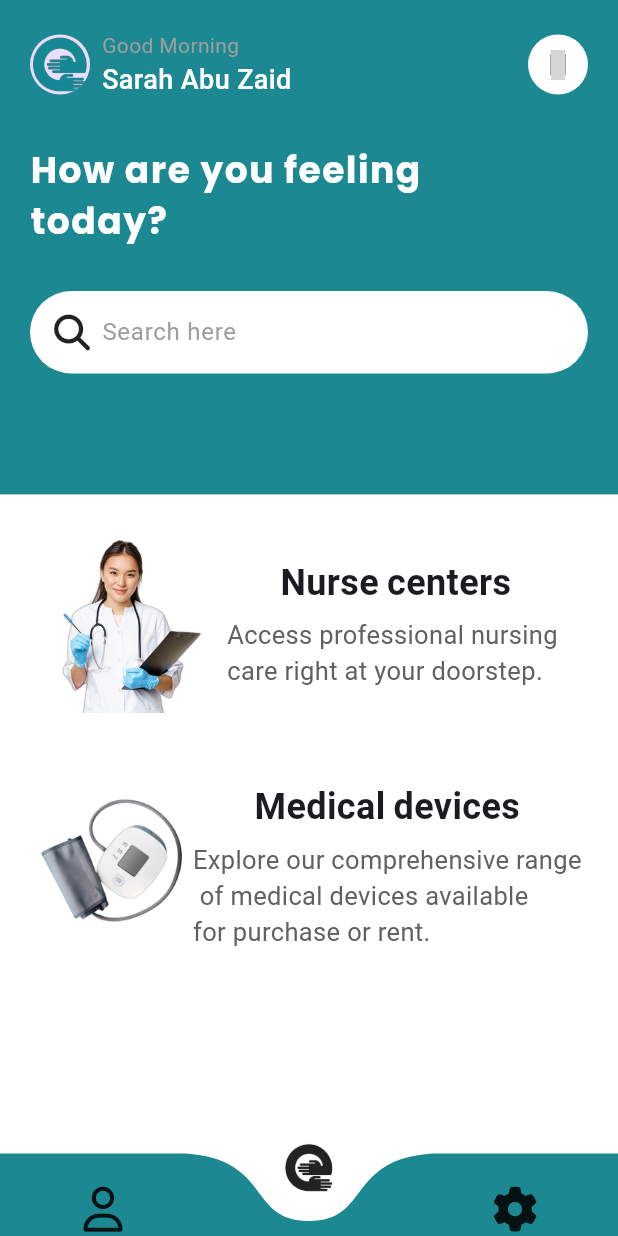
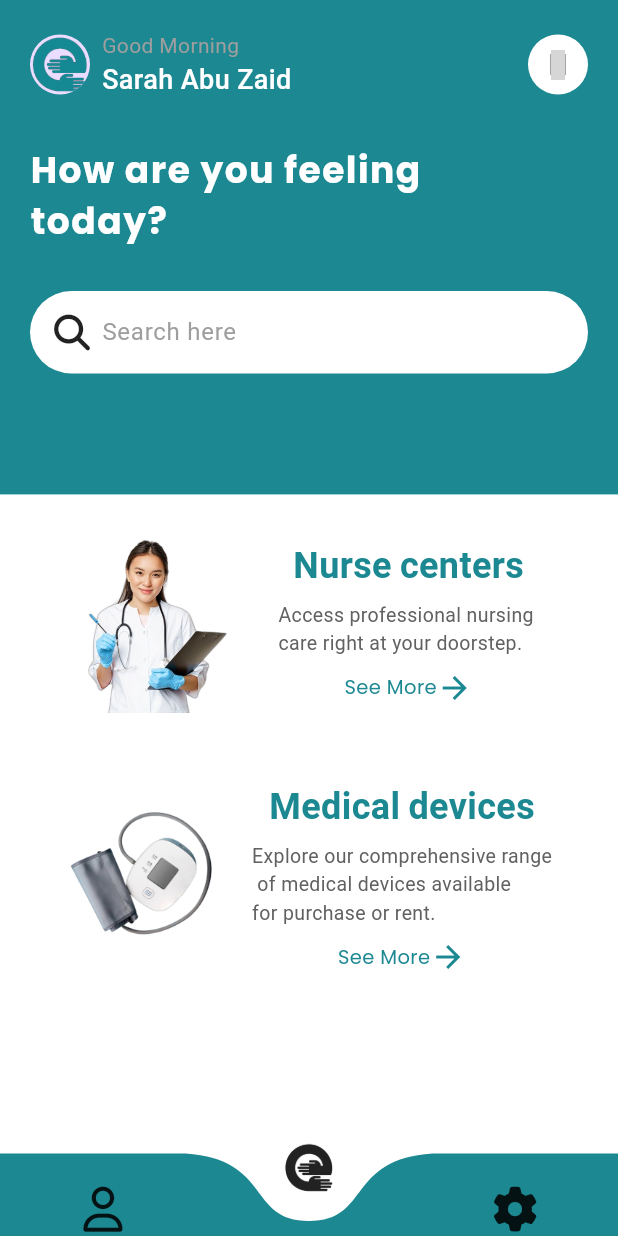
Before and after one commit to QutaibaQusai/heartful-care, a Flutter app: the Home screen opened directly, on a phone screen of 412 x 824 dp. Run offline on Flutter 3.47's test engine with Material 2 defaults, Android fonts, the light colour scheme and no system bars; drawn by our look-alikes of curved_navigation_bar; our stand-ins replace font_awesome_flutter, google_fonts, iconsax; grey boxes are pictures that could not be loaded.

Commit message:
makes changes on the home page

```diff
--- a/lib/Home.dart
+++ b/lib/Home.dart
@@ -1,10 +1,12 @@
 import 'package:curved_navigation_bar/curved_navigation_bar.dart';
 import 'package:flutter/material.dart';
-import 'package:flutter/cupertino.dart'; // Import for CupertinoIcons
+//import 'package:flutter/cupertino.dart'; // Import for CupertinoIcons
 import 'package:font_awesome_flutter/font_awesome_flutter.dart';
 import 'package:google_fonts/google_fonts.dart';
 import 'package:iconsax/iconsax.dart';
 import 'package:test/model/sections.dart';
+import 'package:test/sections/medical_devices.dart';
+import 'package:test/sections/nurse_centers.dart';
 
 class Home extends StatefulWidget {
   const Home({Key? key});
@@ -14,7 +16,6 @@ class Home extends StatefulWidget {
 }
 
 class _HomeState extends State<Home> {
-  @override
   final items = const [
     Icon(
       FontAwesomeIcons.user,
@@ -192,7 +193,7 @@ class _HomeState extends State<Home> {
       items: items,
       index: index,
       height: 55,
-      buttonBackgroundColor: Colors.transparent,
+      buttonBackgroundColor: const Color(0x00000000),
       backgroundColor: Colors.transparent,
       color: Color(0xFF1C8892),
       //0xFF1C8892
@@ -225,6 +226,7 @@ class _HomeState extends State<Home> {
                   Text(
                     sections.sectionName,
                     style: TextStyle(
+                        color: Color(0xFF1C8892),
                         fontSize: 24,
                         fontFamily: GoogleFonts.titilliumWeb().fontFamily,
                         height: 1.9,
@@ -232,9 +234,39 @@ class _HomeState extends State<Home> {
                   ),
                   Text(
                     sections.sectionDis,
-                    style: TextStyle(fontSize: 17, color: Colors.grey[700]),
+                    style: TextStyle(
+                      fontSize: 13,
+                      color: Colors.grey[700],
+                    ),
                   ),
-
+                  SizedBox(height: 8),
+                  GestureDetector(
+                    onTap: () {
+                      if (sections.sectionName == "Nurse centers") {
+                        Navigator.of(context).push(MaterialPageRoute(
+                            builder: (context) => NurseCenters()));
+                      } else if (sections.sectionName == "Medical devices") {
+                        Navigator.of(context).push(
+                            MaterialPageRoute(builder: (context) => Medical()));
+                      }
+                    },
+                    child: Row(
+                      children: [
+                        Text(
+                          'See More',
+                          style: TextStyle(
+                            color: Color(0xFF1C8892),
+                            fontSize: 13,
+                            fontFamily: GoogleFonts.poppins().fontFamily,
+                          ),
+                        ),
+                        Icon(
+                          Icons.arrow_forward,
+                          color: Color(0xFF1C8892),
+                        ),
+                      ],
+                    ),
+                  ),
                 ],
               ),
             ],
```
Also changed, not shown: lib/intro_pageOne.dart (+46 -22 lines), lib/screens/forgot_password_screen.dart (+39 -35 lines), lib/screens/login_screen.dart (+8 -1 lines).
